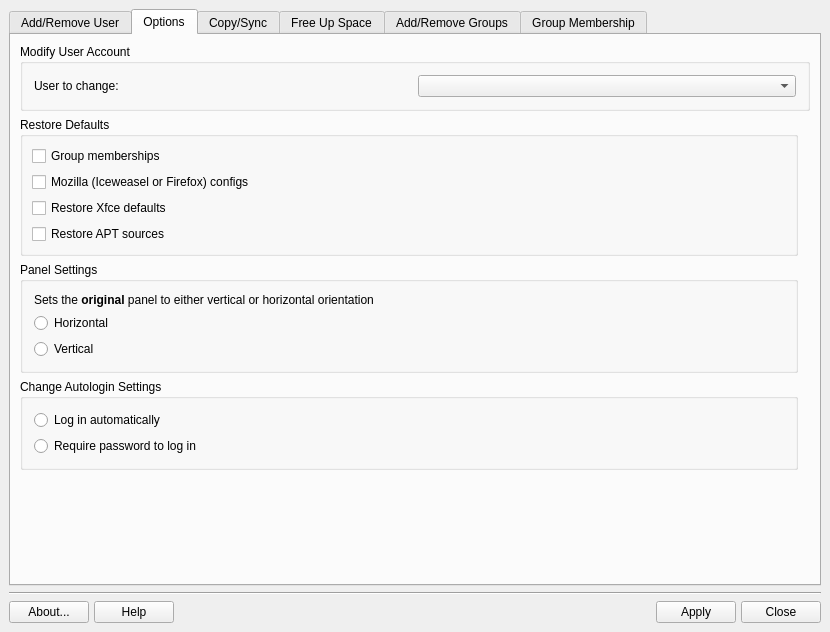
The window that meconfig.ui (MX-Linux/mx-user) describes before a commit, drawn with Qt 5.
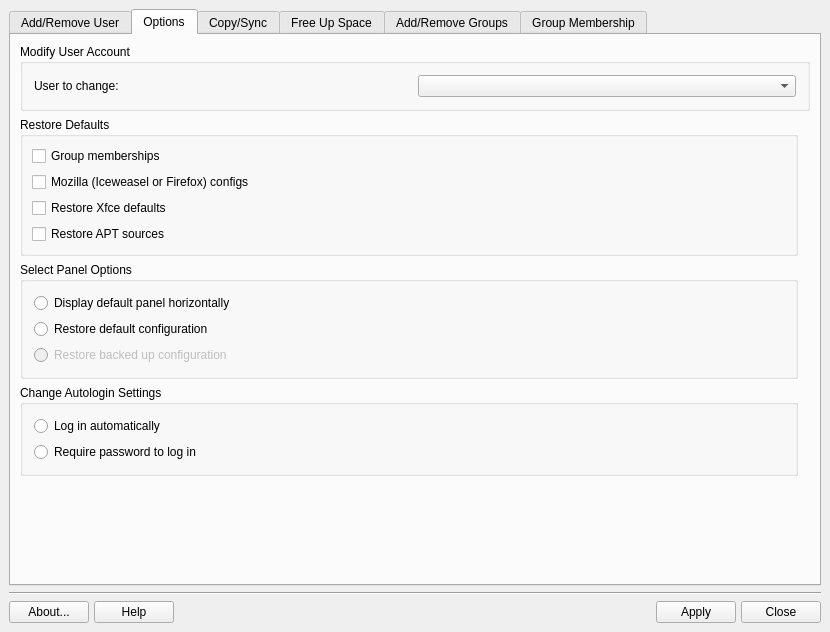
The same window after the commit. The open tabs and pages were chosen to show the change. Icons and pictures are not drawn.

Commit message: add restore horizontal/vertical panel

Patch:
```diff
--- a/meconfig.ui
+++ b/meconfig.ui
@@ -503,27 +503,30 @@
        <item row="3" column="0">
         <widget class="QGroupBox" name="groupPanel">
          <property name="title">
-          <string>Panel Settings</string>
+          <string>Select Panel Options</string>
          </property>
          <layout class="QVBoxLayout" name="verticalLayout_7">
-          <item>
-           <widget class="QLabel" name="labelPanel">
-            <property name="text">
-             <string>&lt;html&gt;&lt;head/&gt;&lt;body&gt;&lt;p&gt;Sets the &lt;span style=&quot; font-weight:600;&quot;&gt;original&lt;/span&gt; panel to either vertical or horizontal orientation&lt;/p&gt;&lt;/body&gt;&lt;/html&gt;</string>
-            </property>
-           </widget>
-          </item>
           <item>
            <widget class="QRadioButton" name="radioHorizontalPanel">
             <property name="text">
-             <string>Horizontal</string>
+             <string>Display default panel horizontally</string>
             </property>
            </widget>
           </item>
           <item>
            <widget class="QRadioButton" name="radioVerticalPanel">
             <property name="text">
-             <string>Vertical</string>
+             <string>Restore default configuration</string>
+            </property>
+           </widget>
+          </item>
+          <item>
+           <widget class="QRadioButton" name="radioRestoreBackup">
+            <property name="enabled">
+             <bool>false</bool>
+            </property>
+            <property name="text">
+             <string>Restore backed up configuration</string>
             </property>
            </widget>
           </item>
```
The commit also changes 15 other files.
